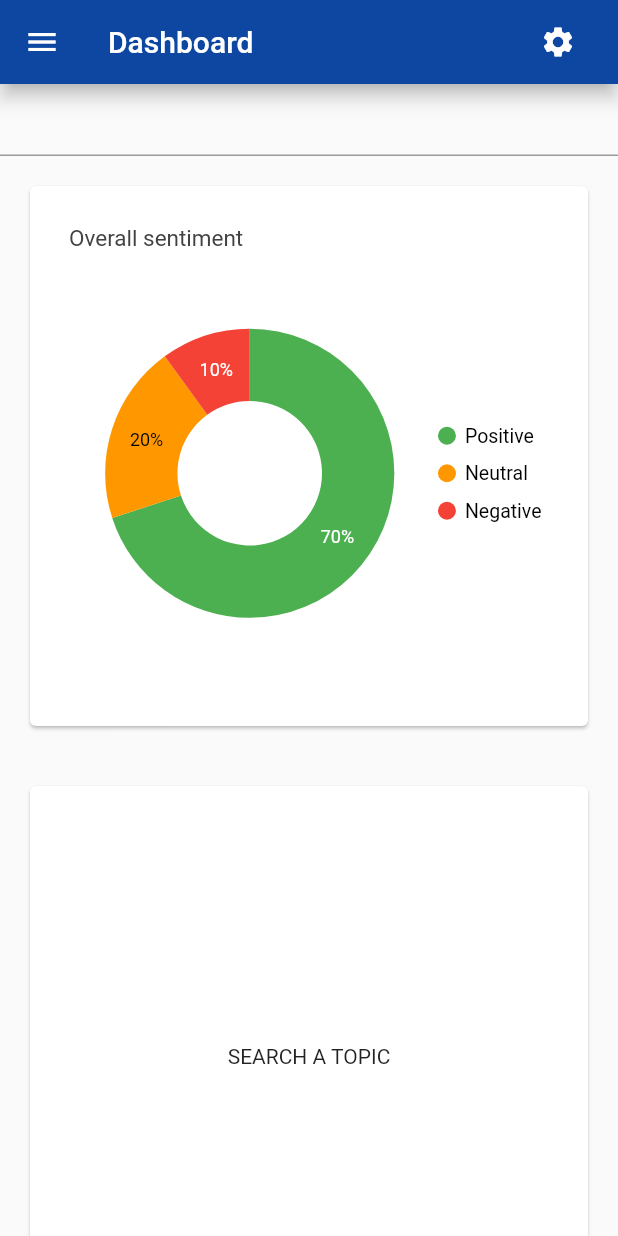
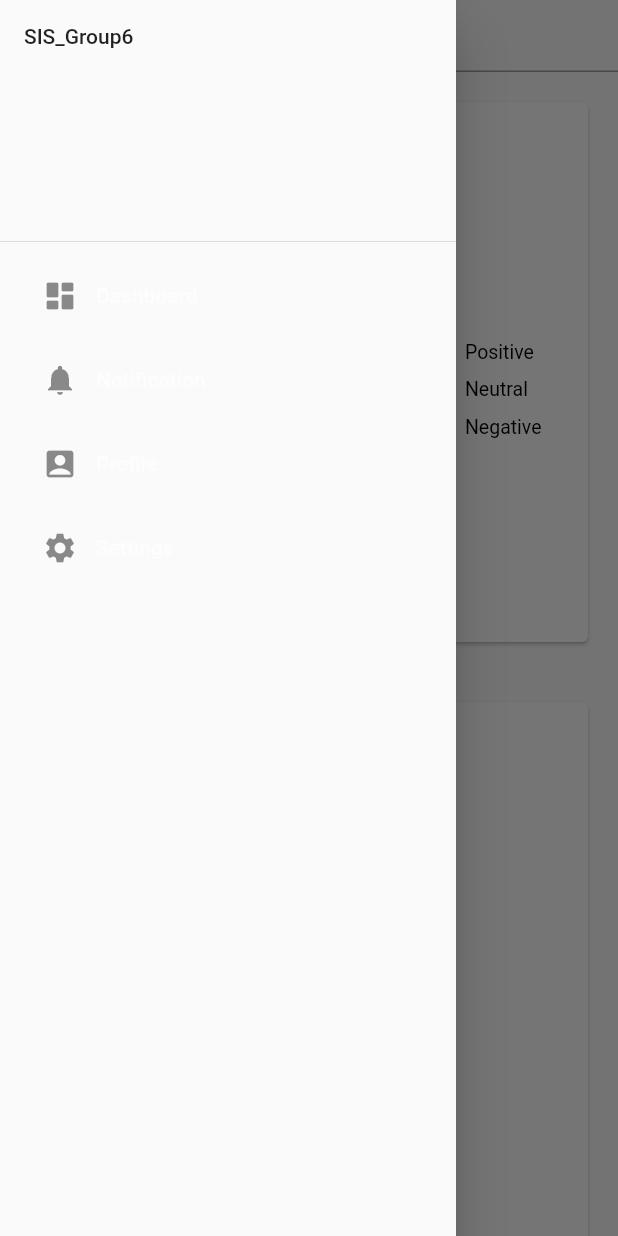
Before and after one commit to Thouny/sis_group6, a Flutter app: the screen it shows after launch, with the side drawer open (before the commit the screen has no drawer), on a phone screen of 412 x 824 dp. Run offline on Flutter 3.47's test engine with Material 2 defaults, Android fonts, the phone set to English and light mode, and no system bars; our stand-ins replace connectivity_plus, equatable, flutter_bloc, get_it, routemaster, syncfusion_flutter_charts; missing offline and left inert: twitter_api_v2.

Commit message:
Add Side menu instead of app bar

```diff
--- a/lib/presentation/root_page_tab_scaffold.dart
+++ b/lib/presentation/root_page_tab_scaffold.dart
@@ -1,6 +1,7 @@
 import 'package:flutter/material.dart';
 import 'package:routemaster/routemaster.dart';
 import 'package:sis_group6/core/consts/home/home.dart';
+import 'package:sis_group6/presentation/widgets/side_menu.dart';
 
 class RootPageTabScaffold extends StatefulWidget {
   const RootPageTabScaffold({Key? key}) : super(key: key);
@@ -29,7 +30,8 @@ class _RootPageTabScaffoldState extends State<RootPageTabScaffold>
     final currentPath = Routemaster.of(context).currentRoute.fullPath;
 
     return Scaffold(
-      appBar: _buildAppBar(context, currentPath),
+      // appBar: _buildAppBar(context, currentPath),
+      drawer: const SideMenu(),
       body: HeroControllerScope(
         controller: MaterialApp.createMaterialHeroController(),
         child: PageStackNavigator(
--- /dev/null
+++ b/lib/presentation/widgets/side_menu.dart
@@ -0,0 +1,79 @@
+import 'package:flutter/material.dart';
+import 'package:sis_group6/core/consts/app.dart';
+
+class SideMenu extends StatelessWidget {
+  const SideMenu({
+    Key? key,
+  }) : super(key: key);
+
+  @override
+  Widget build(BuildContext context) {
+    return Drawer(
+      child: ListView(
+        children: [
+          const DrawerHeader(
+            child: Text(AppConsts.appName),
+          ),
+          DrawerListTile(
+            title: "Dashboard",
+            press: () {},
+            icon: IconButton(
+              onPressed: () {},
+              icon: const Icon(Icons.dashboard_rounded),
+            ),
+          ),
+          DrawerListTile(
+            title: "Notification",
+            press: () {},
+            icon: IconButton(
+              onPressed: () {},
+              icon: const Icon(Icons.notifications),
+            ),
+          ),
+          DrawerListTile(
+            title: "Profile",
+            press: () {},
+            icon: IconButton(
+              onPressed: () {},
+              icon: const Icon(Icons.account_box),
+            ),
+          ),
+          DrawerListTile(
+            title: "Settings",
+            press: () {},
+            icon: IconButton(
+              onPressed: () {},
+              icon: const Icon(Icons.settings),
+            ),
+          ),
+        ],
+      ),
+    );
+  }
+}
+
+class DrawerListTile extends StatelessWidget {
+  const DrawerListTile({
+    Key? key,
+    required this.title,
+    required this.press,
+    this.icon,
+  }) : super(key: key);
+
+  final String title;
+  final IconButton? icon;
+  final VoidCallback press;
+
+  @override
+  Widget build(BuildContext context) {
+    return ListTile(
+      onTap: press,
+      horizontalTitleGap: 0.0,
+      leading: icon,
+      title: Text(
+        title,
+        style: const TextStyle(color: Colors.white54),
+      ),
+    );
+  }
+}
```
